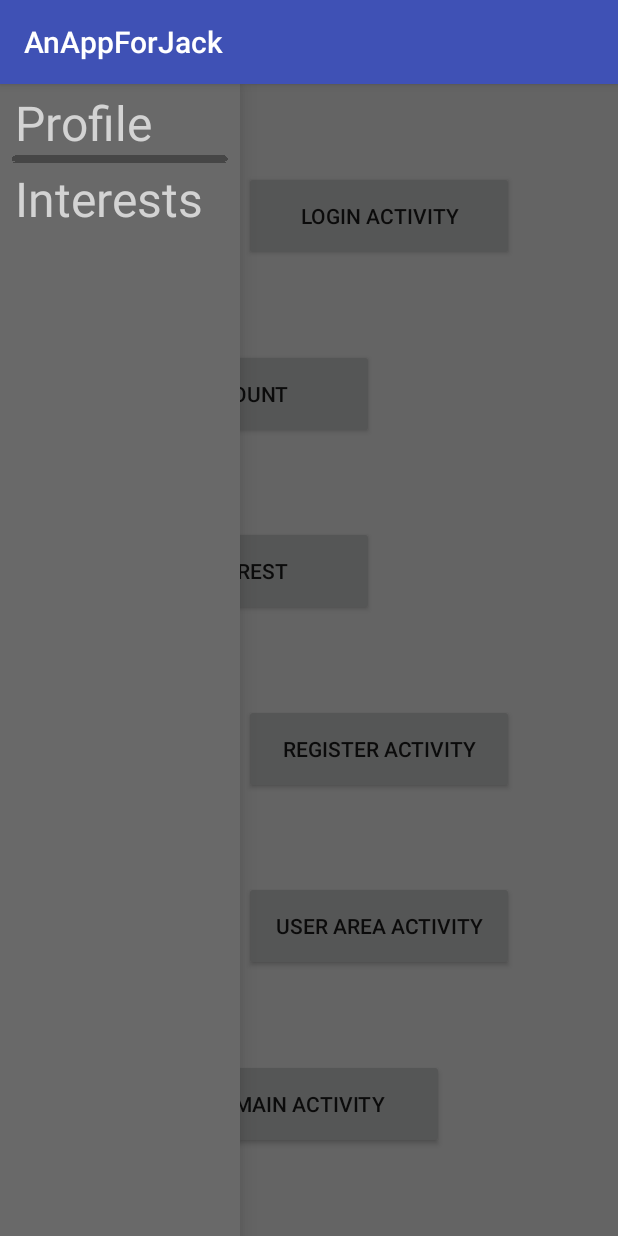
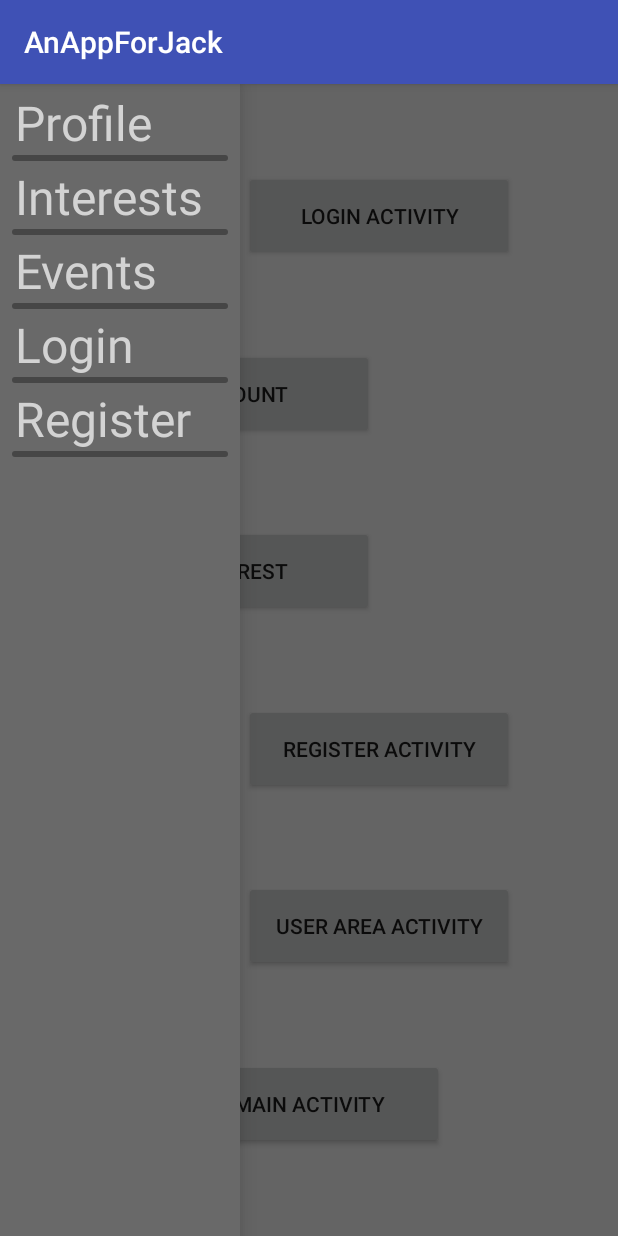
Before and after one commit to dreiddel/AnAppForJack, an Android app: the screen it shows after launch (MainActivity), with the side drawer open, on a phone screen of 412 x 824 dp. Run offline under Robolectric (Android 15) with nearby library versions, the phone set to English and light mode, and no system bars.

Commit message:
Added Click Functionality to most Drawer TextViews in activity_main.xml

```diff
--- a/app/src/main/res/drawable/line.xml
+++ b/app/src/main/res/drawable/line.xml
@@ -2,9 +2,9 @@
 <layer-list xmlns:android="http://schemas.android.com/apk/res/android">
     <item>
         <shape android:shape="rectangle">
-            <stroke android:height="4dp" android:width="6dp" android:color="@color/colorPrimaryDark"/>
+            <stroke android:height="2dp" android:width="2dp" android:color="@color/colorGrey6_Charcoal"/>
             <corners android:radius="2dp" />
-            <solid android:color="@color/colorPrimaryDark"/>
+            <solid android:color="@color/colorGrey6_Charcoal"/>
         </shape>
 
     </item>
--- a/app/src/main/res/layout/activity_main.xml
+++ b/app/src/main/res/layout/activity_main.xml
@@ -1,6 +1,7 @@
 <?xml version="1.0" encoding="utf-8"?>
 <android.support.v4.widget.DrawerLayout
     xmlns:android="http://schemas.android.com/apk/res/android"
+    xmlns:app="http://schemas.android.com/apk/res-auto"
     android:id="@+id/drawer_layout"
     android:layout_width="match_parent"
     android:layout_height="match_parent">
@@ -125,17 +126,7 @@
             android:paddingLeft="20dp"
             android:textColor="@color/colorPrimaryDark" /> -->
 
-        <TextView
-            android:id="@+id/textView1"
-            android:layout_width="match_parent"
-            android:layout_height="wrap_content"
-            android:textSize="32dp"
-            android:paddingLeft="10dp"
-            android:paddingTop="4dp"
-            android:textColor="@color/colorGrey0_Gainsboro"
-            android:text="@string/navigation_profile" />
-
-        <View
+        <!--View
             android:layout_width="140dp"
             android:layout_height="0.25dp"
             android:paddingTop="8dp"
@@ -170,8 +161,48 @@
             android:layout_width="142dp"
             android:layout_height="0.25dp"
             android:layout_gravity="center_horizontal"
-            android:background="@color/colorGrey6_Charcoal"/>
+            android:background="@color/colorGrey6_Charcoal"/-->
 
+
+            <!-- PROFILE -->
+        <TextView
+            android:id="@+id/textView"
+            android:layout_width="match_parent"
+            android:layout_height="wrap_content"
+            android:textSize="32dp"
+            android:paddingLeft="10dp"
+            android:paddingTop="4dp"
+            android:textColor="@color/colorGrey0_Gainsboro"
+            android:text="@string/navigation_profile"
+            android:onClick="goToAccount" />
+
+        <ImageView
+            android:id="@+id/imageView"
+            android:layout_width="144dp"
+            android:layout_height="4dp"
+            android:layout_gravity="center_horizontal"
+            app:srcCompat="@drawable/line" />
+
+            <!-- INTERESTS -->
+        <TextView
+            android:id="@+id/textView1"
+            android:layout_width="match_parent"
+            android:layout_height="wrap_content"
+            android:textSize="32dp"
+            android:paddingLeft="10dp"
+            android:paddingTop="2dp"
+            android:textColor="@color/colorGrey0_Gainsboro"
+            android:text="@string/navigation_interests"
+            android:onClick="" />
+
+        <ImageView
+            android:id="@+id/imageView1"
+            android:layout_width="144dp"
+            android:layout_height="4dp"
+            android:layout_gravity="center_horizontal"
+            app:srcCompat="@drawable/line" />
+
+            <!-- EVENTS -->
         <TextView
             android:id="@+id/textView2"
             android:layout_width="match_parent"
@@ -180,8 +211,53 @@
             android:paddingLeft="10dp"
             android:paddingTop="2dp"
             android:textColor="@color/colorGrey0_Gainsboro"
-            android:text="@string/navigation_interests" />
+            android:text="@string/navigation_events"
+            android:onClick=""/>
 
+        <ImageView
+            android:id="@+id/imageView2"
+            android:layout_width="144dp"
+            android:layout_height="4dp"
+            android:layout_gravity="center_horizontal"
+            app:srcCompat="@drawable/line" />
+
+            <!-- LOGIN -->
+        <TextView
+            android:id="@+id/textView3"
+            android:layout_width="match_parent"
+            android:layout_height="wrap_content"
+            android:textSize="32dp"
+            android:paddingLeft="10dp"
+            android:paddingTop="2dp"
+            android:textColor="@color/colorGrey0_Gainsboro"
+            android:text="@string/navigation_login"
+            android:onClick="goToLogin" />
+
+        <ImageView
+            android:id="@+id/imageView3"
+            android:layout_width="144dp"
+            android:layout_height="4dp"
+            android:layout_gravity="center_horizontal"
+            app:srcCompat="@drawable/line" />
+
+        <!-- REGISTER -->
+        <TextView
+            android:id="@+id/textView4"
+            android:layout_width="match_parent"
+            android:layout_height="wrap_content"
+            android:textSize="32dp"
+            android:paddingLeft="10dp"
+            android:paddingTop="2dp"
+            android:textColor="@color/colorGrey0_Gainsboro"
+            android:text="@string/navigation_register"
+            android:onClick="goToRegister" />
+
+        <ImageView
+            android:id="@+id/imageView4"
+            android:layout_width="144dp"
+            android:layout_height="4dp"
+            android:layout_gravity="center_horizontal"
+            app:srcCompat="@drawable/line" />
 
     </LinearLayout>
 </android.support.v4.widget.DrawerLayout>
--- a/app/src/main/res/values/strings.xml
+++ b/app/src/main/res/values/strings.xml
@@ -6,4 +6,6 @@
     <string name="navigation_profile">Profile</string>
     <string name="navigation_interests">Interests</string>
     <string name="navigation_events">Events</string>
+    <string name="navigation_login">Login</string>
+    <string name="navigation_register">Register</string>
 </resources>
```
